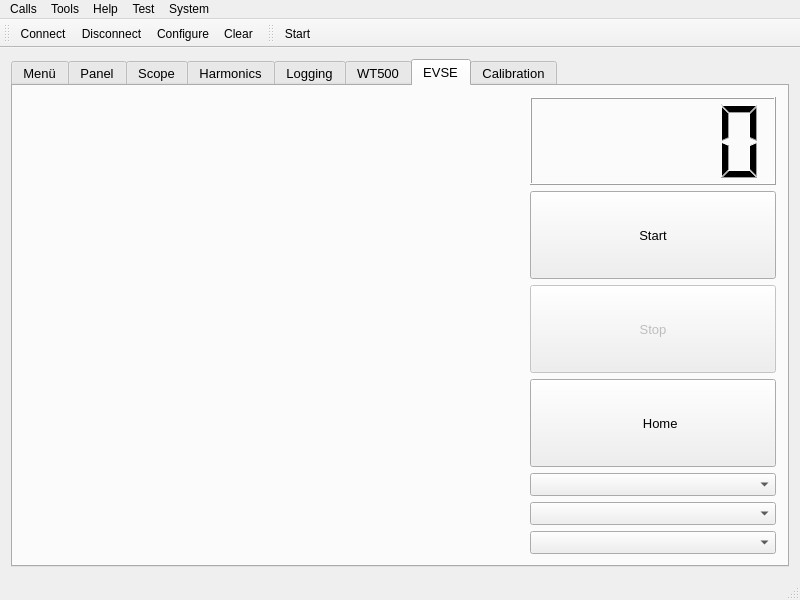
Old version of the form PSOM Connect/gui/mainwindow.ui in the repository NilsMinor/PSOM-Connect.
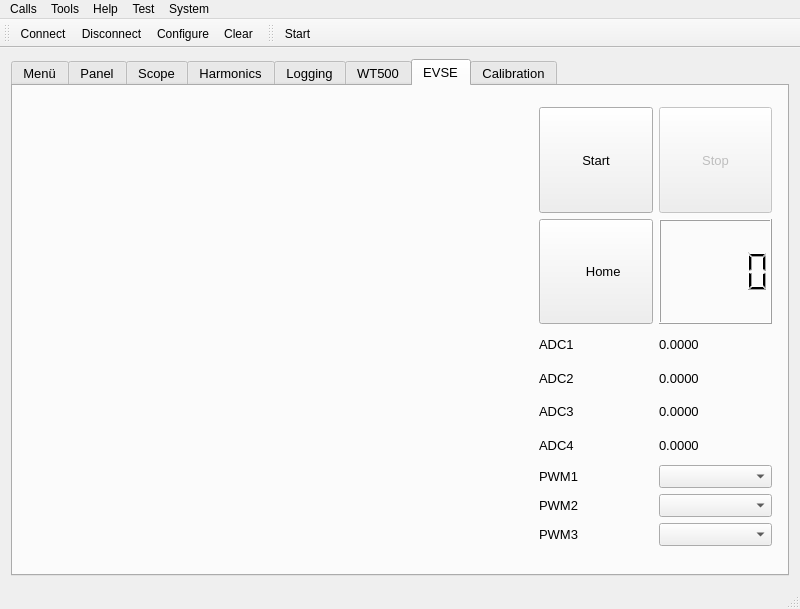
New version of the form. Icons and pictures are not drawn.

Commit message: Changed evse layout, added evse m_data in psom driver and made read out -4 available

```diff
--- a/PSOM Connect/gui/mainwindow.ui
+++ b/PSOM Connect/gui/mainwindow.ui
@@ -7,7 +7,7 @@
     <x>0</x>
     <y>0</y>
     <width>800</width>
-    <height>600</height>
+    <height>609</height>
    </rect>
   </property>
   <property name="sizePolicy">
@@ -23,8 +23,8 @@
    <double>1.000000000000000</double>
   </property>
   <widget class="QWidget" name="centralWidget">
-   <layout class="QVBoxLayout" name="verticalLayout">
-    <item>
+   <layout class="QGridLayout" name="gridLayout_19">
+    <item row="0" column="0">
      <widget class="QTabWidget" name="tabWidget">
       <property name="minimumSize">
        <size>
@@ -1506,18 +1506,35 @@
        <attribute name="title">
         <string>EVSE</string>
        </attribute>
-       <layout class="QGridLayout" name="gridLayout_13">
-        <item row="0" column="1">
-         <widget class="QLCDNumber" name="lcdNumber">
+       <widget class="QWidget" name="">
+        <property name="geometry">
+         <rect>
+          <x>9</x>
+          <y>10</y>
+          <width>761</width>
+          <height>461</height>
+         </rect>
+        </property>
+        <layout class="QGridLayout" name="gridLayout_21">
+         <item row="0" column="0" rowspan="2">
+          <widget class="QWidget" name="evseImageWidget" native="true">
           <property name="sizePolicy">
-           <sizepolicy hsizetype="Preferred" vsizetype="Preferred">
+            <sizepolicy hsizetype="Fixed" vsizetype="Fixed">
             <horstretch>0</horstretch>
             <verstretch>0</verstretch>
            </sizepolicy>
           </property>
-         </widget>
-        </item>
-        <item row="1" column="1">
+           <property name="minimumSize">
+            <size>
+             <width>500</width>
+             <height>370</height>
+            </size>
+           </property>
+          </widget>
+         </item>
+         <item row="0" column="1">
+          <layout class="QGridLayout" name="gridLayout_20">
+           <item row="0" column="0">
          <widget class="QPushButton" name="pushButtonStartCharging">
           <property name="sizePolicy">
            <sizepolicy hsizetype="Minimum" vsizetype="Preferred">
@@ -1530,7 +1547,7 @@
           </property>
          </widget>
         </item>
-        <item row="2" column="1">
+           <item row="0" column="1">
          <widget class="QPushButton" name="pushButtonStopCharging">
           <property name="enabled">
            <bool>false</bool>
@@ -1546,7 +1563,7 @@
           </property>
          </widget>
         </item>
-        <item row="3" column="1">
+           <item row="1" column="0">
          <widget class="QPushButton" name="pushButtonEVSEHome">
           <property name="sizePolicy">
            <sizepolicy hsizetype="Minimum" vsizetype="Preferred">
@@ -1575,32 +1592,110 @@
           </property>
          </widget>
         </item>
-        <item row="5" column="1">
-         <widget class="QComboBox" name="comboBoxPWM2"/>
+           <item row="1" column="1">
+            <widget class="QLCDNumber" name="lcdNumber">
+             <property name="sizePolicy">
+              <sizepolicy hsizetype="Preferred" vsizetype="Preferred">
+               <horstretch>0</horstretch>
+               <verstretch>0</verstretch>
+              </sizepolicy>
+             </property>
+            </widget>
+           </item>
+          </layout>
+         </item>
+         <item row="1" column="1">
+          <layout class="QGridLayout" name="gridLayout_13">
+           <item row="0" column="0">
+            <widget class="QLabel" name="label_18">
+             <property name="text">
+              <string>ADC1</string>
+             </property>
+            </widget>
+           </item>
+           <item row="0" column="1">
+            <widget class="QLabel" name="labelADC1">
+             <property name="text">
+              <string>0.0000</string>
+             </property>
+            </widget>
+           </item>
+           <item row="1" column="0">
+            <widget class="QLabel" name="label_16">
+             <property name="text">
+              <string>ADC2</string>
+             </property>
+            </widget>
+           </item>
+           <item row="1" column="1">
+            <widget class="QLabel" name="labelADC2">
+             <property name="text">
+              <string>0.0000</string>
+             </property>
+            </widget>
+           </item>
+           <item row="2" column="0">
+            <widget class="QLabel" name="label_14">
+             <property name="text">
+              <string>ADC3</string>
+             </property>
+            </widget>
+           </item>
+           <item row="2" column="1">
+            <widget class="QLabel" name="labelADC3">
+             <property name="text">
+              <string>0.0000</string>
+             </property>
+            </widget>
+           </item>
+           <item row="3" column="0">
+            <widget class="QLabel" name="label_9">
+             <property name="text">
+              <string>ADC4</string>
+             </property>
+            </widget>
+           </item>
+           <item row="3" column="1">
+            <widget class="QLabel" name="labelADC4">
+             <property name="text">
+              <string>0.0000</string>
+             </property>
+            </widget>
+           </item>
+           <item row="4" column="0">
+            <widget class="QLabel" name="label_2">
+             <property name="text">
+              <string>PWM1</string>
+             </property>
+            </widget>
         </item>
         <item row="4" column="1">
          <widget class="QComboBox" name="comboBoxPWM1"/>
         </item>
+           <item row="5" column="0">
+            <widget class="QLabel" name="label_4">
+             <property name="text">
+              <string>PWM2</string>
+             </property>
+            </widget>
+           </item>
+           <item row="5" column="1">
+            <widget class="QComboBox" name="comboBoxPWM2"/>
+           </item>
+           <item row="6" column="0">
+            <widget class="QLabel" name="label_8">
+             <property name="text">
+              <string>PWM3</string>
+             </property>
+            </widget>
+           </item>
         <item row="6" column="1">
          <widget class="QComboBox" name="comboBoxPWM3"/>
         </item>
-        <item row="0" column="0" rowspan="4">
-         <widget class="QWidget" name="evseImageWidget" native="true">
-          <property name="sizePolicy">
-           <sizepolicy hsizetype="Fixed" vsizetype="Fixed">
-            <horstretch>0</horstretch>
-            <verstretch>0</verstretch>
-           </sizepolicy>
-          </property>
-          <property name="minimumSize">
-           <size>
-            <width>500</width>
-            <height>370</height>
-           </size>
-          </property>
-         </widget>
-        </item>
-       </layout>
+          </layout>
+         </item>
+        </layout>
+       </widget>
       </widget>
       <widget class="QWidget" name="tabCalibration">
        <attribute name="title">
```
Lines whose indentation alone changed are shown as unchanged. The commit also changes 22 other files.
